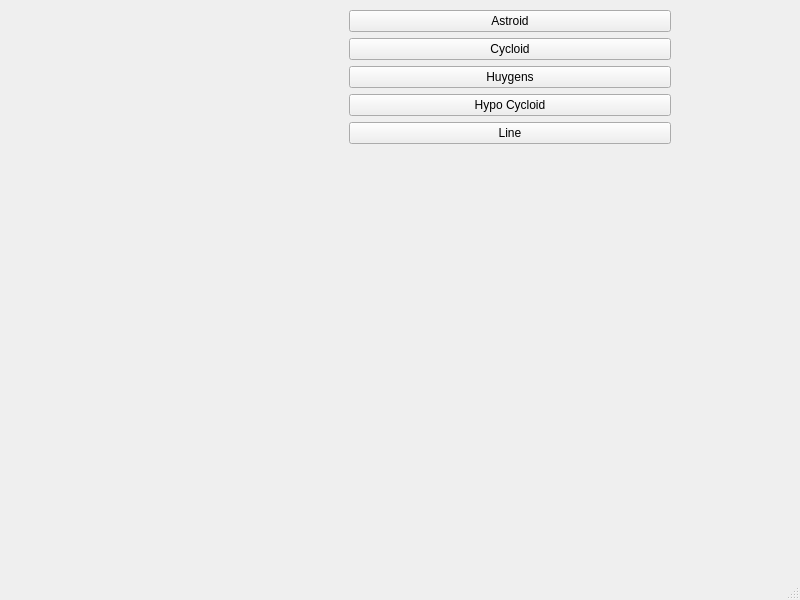
The window that mainwindow.ui (hamza2657/QtCurvesCPP) describes before a commit, drawn with Qt 5.
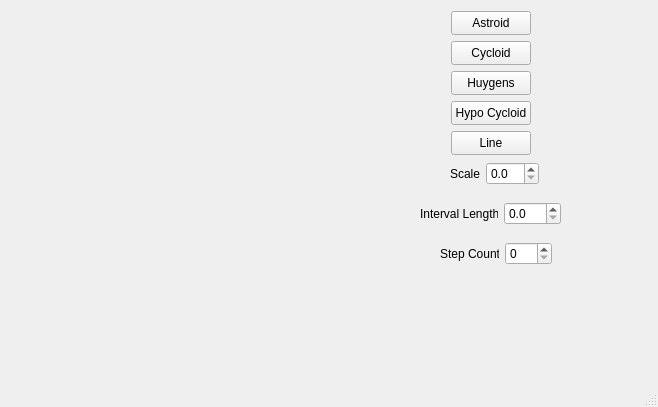
The same window after the commit. Custom widgets are drawn as their Qt base class.

Commit message: we can now coustomize scale, interval length and step count

What changed in the file:
```diff
--- a/mainwindow.ui
+++ b/mainwindow.ui
@@ -6,78 +6,173 @@
    <rect>
     <x>0</x>
     <y>0</y>
-    <width>800</width>
-    <height>600</height>
+    <width>658</width>
+    <height>407</height>
    </rect>
   </property>
   <property name="windowTitle">
    <string>MainWindow</string>
   </property>
   <widget class="QWidget" name="centralwidget">
-   <widget class="QWidget" name="">
+   <widget class="RenderArea" name="renderArea" native="true">
     <property name="geometry">
      <rect>
-      <x>20</x>
+      <x>80</x>
       <y>10</y>
-      <width>651</width>
-      <height>251</height>
+      <width>281</width>
+      <height>192</height>
      </rect>
     </property>
-    <layout class="QHBoxLayout" name="horizontalLayout">
-     <item>
-      <widget class="RenderArea" name="renderArea" native="true"/>
-     </item>
-     <item>
-      <layout class="QVBoxLayout" name="verticalLayout">
-       <item>
+   </widget>
         <widget class="QPushButton" name="btnAstroid">
+    <property name="geometry">
+     <rect>
+      <x>451</x>
+      <y>11</y>
+      <width>80</width>
+      <height>24</height>
+     </rect>
+    </property>
          <property name="text">
           <string>Astroid</string>
          </property>
         </widget>
-       </item>
-       <item>
         <widget class="QPushButton" name="btnCycloid">
+    <property name="geometry">
+     <rect>
+      <x>451</x>
+      <y>41</y>
+      <width>80</width>
+      <height>24</height>
+     </rect>
+    </property>
          <property name="text">
           <string>Cycloid</string>
          </property>
         </widget>
-       </item>
-       <item>
         <widget class="QPushButton" name="btnHuygens">
+    <property name="geometry">
+     <rect>
+      <x>451</x>
+      <y>71</y>
+      <width>80</width>
+      <height>24</height>
+     </rect>
+    </property>
          <property name="text">
           <string>Huygens</string>
          </property>
         </widget>
-       </item>
-       <item>
         <widget class="QPushButton" name="btnHypo">
+    <property name="geometry">
+     <rect>
+      <x>451</x>
+      <y>101</y>
+      <width>80</width>
+      <height>24</height>
+     </rect>
+    </property>
          <property name="text">
           <string>Hypo Cycloid</string>
          </property>
         </widget>
-       </item>
-       <item>
         <widget class="QPushButton" name="btnLine">
+    <property name="geometry">
+     <rect>
+      <x>451</x>
+      <y>131</y>
+      <width>80</width>
+      <height>24</height>
+     </rect>
+    </property>
          <property name="text">
           <string>Line</string>
          </property>
         </widget>
+   <widget class="QWidget" name="">
+    <property name="geometry">
+     <rect>
+      <x>450</x>
+      <y>160</y>
+      <width>89</width>
+      <height>27</height>
+     </rect>
+    </property>
+    <layout class="QHBoxLayout" name="horizontalLayout">
+     <item>
+      <widget class="QLabel" name="label">
+       <property name="text">
+        <string>Scale</string>
+       </property>
+      </widget>
        </item>
        <item>
-        <spacer name="verticalSpacer">
-         <property name="orientation">
-          <enum>Qt::Vertical</enum>
-         </property>
-         <property name="sizeHint" stdset="0">
-          <size>
-           <width>20</width>
-           <height>40</height>
-          </size>
-         </property>
-        </spacer>
-       </item>
-      </layout>
+      <widget class="QDoubleSpinBox" name="spinScale">
+       <property name="decimals">
+        <number>1</number>
+       </property>
+       <property name="singleStep">
+        <double>0.100000000000000</double>
+       </property>
+      </widget>
+     </item>
+    </layout>
+   </widget>
+   <widget class="QWidget" name="">
+    <property name="geometry">
+     <rect>
+      <x>420</x>
+      <y>200</y>
+      <width>141</width>
+      <height>27</height>
+     </rect>
+    </property>
+    <layout class="QHBoxLayout" name="horizontalLayout_2">
+     <item>
+      <widget class="QLabel" name="label_2">
+       <property name="text">
+        <string>Interval Length</string>
+       </property>
+      </widget>
+     </item>
+     <item>
+      <widget class="QDoubleSpinBox" name="spinInterval">
+       <property name="decimals">
+        <number>1</number>
+       </property>
+       <property name="singleStep">
+        <double>0.100000000000000</double>
+       </property>
+      </widget>
+     </item>
+    </layout>
+   </widget>
+   <widget class="QWidget" name="">
+    <property name="geometry">
+     <rect>
+      <x>440</x>
+      <y>240</y>
+      <width>112</width>
+      <height>27</height>
+     </rect>
+    </property>
+    <layout class="QHBoxLayout" name="horizontalLayout_3">
+     <item>
+      <widget class="QLabel" name="label_3">
+       <property name="text">
+        <string>Step Count</string>
+       </property>
+      </widget>
+     </item>
+     <item>
+      <widget class="QSpinBox" name="spinCount">
+       <property name="maximum">
+        <number>512</number>
+       </property>
+       <property name="singleStep">
+        <number>1</number>
+       </property>
+      </widget>
      </item>
     </layout>
    </widget>
```
Lines whose indentation alone changed are shown as unchanged. The commit also changes 3 other files.
